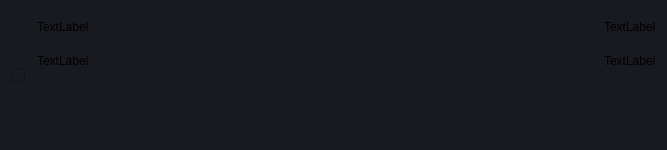
Qt form design/patent_interface.ui (leorrdi/patent_parser) before a commit.
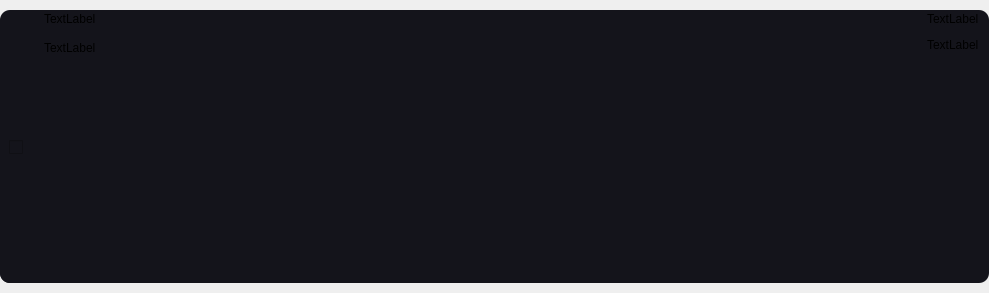
The same form after that commit.

The edit to the form file:
```diff
--- a/design/patent_interface.ui
+++ b/design/patent_interface.ui
@@ -6,48 +6,68 @@
    <rect>
     <x>0</x>
     <y>0</y>
-    <width>667</width>
-    <height>150</height>
+    <width>989</width>
+    <height>293</height>
    </rect>
   </property>
-  <property name="sizePolicy">
-   <sizepolicy hsizetype="Preferred" vsizetype="Preferred">
-    <horstretch>0</horstretch>
-    <verstretch>0</verstretch>
-   </sizepolicy>
-  </property>
-  <property name="minimumSize">
-   <size>
-    <width>0</width>
-    <height>0</height>
-   </size>
-  </property>
-  <property name="maximumSize">
-   <size>
-    <width>16777215</width>
-    <height>150</height>
-   </size>
-  </property>
-  <property name="font">
-   <font>
-    <italic>false</italic>
-    <underline>false</underline>
-   </font>
-  </property>
   <property name="windowTitle">
    <string>Form</string>
   </property>
-  <property name="styleSheet">
-   <string notr="true">background-color:rgb(25,26,31);
-border-radius:5px;</string>
-  </property>
   <layout class="QHBoxLayout" name="horizontalLayout">
-   <item alignment="Qt::AlignLeft|Qt::AlignVCenter">
+   <property name="spacing">
+    <number>0</number>
+   </property>
+   <property name="leftMargin">
+    <number>0</number>
+   </property>
+   <property name="topMargin">
+    <number>10</number>
+   </property>
+   <property name="rightMargin">
+    <number>0</number>
+   </property>
+   <property name="bottomMargin">
+    <number>10</number>
+   </property>
+   <item>
     <widget class="QFrame" name="frame">
-     <property name="font">
-      <font>
-       <italic>true</italic>
-      </font>
+     <property name="sizePolicy">
+      <sizepolicy hsizetype="Expanding" vsizetype="Expanding">
+       <horstretch>0</horstretch>
+       <verstretch>0</verstretch>
+      </sizepolicy>
+     </property>
+     <property name="styleSheet">
+      <string notr="true">background-color:rgb(20,20,27);
+border-radius:10px;
+</string>
+     </property>
+     <property name="frameShape">
+      <enum>QFrame::StyledPanel</enum>
+     </property>
+     <property name="frameShadow">
+      <enum>QFrame::Raised</enum>
+     </property>
+     <layout class="QHBoxLayout" name="horizontalLayout_2">
+      <property name="leftMargin">
+       <number>0</number>
+      </property>
+      <property name="topMargin">
+       <number>2</number>
+      </property>
+      <property name="rightMargin">
+       <number>10</number>
+      </property>
+      <property name="bottomMargin">
+       <number>0</number>
+      </property>
+      <item>
+       <widget class="QFrame" name="frame_4">
+        <property name="minimumSize">
+         <size>
+          <width>0</width>
+          <height>0</height>
+         </size>
      </property>
      <property name="frameShape">
       <enum>QFrame::StyledPanel</enum>
@@ -56,51 +76,11 @@
       <enum>QFrame::Raised</enum>
      </property>
      <layout class="QVBoxLayout" name="verticalLayout_3">
-      <property name="spacing">
-       <number>0</number>
-      </property>
-      <property name="leftMargin">
-       <number>0</number>
-      </property>
-      <property name="topMargin">
-       <number>0</number>
-      </property>
-      <property name="rightMargin">
-       <number>0</number>
-      </property>
-      <property name="bottomMargin">
-       <number>0</number>
-      </property>
       <item>
        <widget class="QCheckBox" name="checkBox">
-        <property name="sizePolicy">
-         <sizepolicy hsizetype="Fixed" vsizetype="Fixed">
-          <horstretch>0</horstretch>
-          <verstretch>0</verstretch>
-         </sizepolicy>
-        </property>
-        <property name="minimumSize">
-         <size>
-          <width>0</width>
-          <height>0</height>
-         </size>
-        </property>
-        <property name="font">
-         <font>
-          <pointsize>9</pointsize>
-          <italic>false</italic>
-          <underline>false</underline>
-         </font>
-        </property>
         <property name="text">
          <string/>
         </property>
-        <property name="iconSize">
-         <size>
-          <width>16</width>
-          <height>16</height>
-         </size>
-        </property>
        </widget>
       </item>
      </layout>
@@ -109,7 +89,7 @@
    <item alignment="Qt::AlignTop">
     <widget class="QFrame" name="frame_2">
      <property name="sizePolicy">
-      <sizepolicy hsizetype="Expanding" vsizetype="Preferred">
+         <sizepolicy hsizetype="Expanding" vsizetype="Expanding">
        <horstretch>0</horstretch>
        <verstretch>0</verstretch>
       </sizepolicy>
@@ -120,13 +100,16 @@
      <property name="frameShadow">
       <enum>QFrame::Raised</enum>
      </property>
-     <layout class="QVBoxLayout" name="verticalLayout_2">
+        <layout class="QVBoxLayout" name="verticalLayout">
       <property name="spacing">
-       <number>20</number>
+          <number>15</number>
       </property>
       <property name="leftMargin">
        <number>0</number>
       </property>
+         <property name="topMargin">
+          <number>0</number>
+         </property>
       <property name="rightMargin">
        <number>0</number>
       </property>
@@ -135,11 +118,6 @@
       </property>
       <item alignment="Qt::AlignTop">
        <widget class="QLabel" name="patentName_label">
-        <property name="font">
-         <font>
-          <bold>false</bold>
-         </font>
-        </property>
         <property name="text">
          <string>TextLabel</string>
         </property>
@@ -150,6 +128,12 @@
       </item>
       <item alignment="Qt::AlignTop">
        <widget class="QLabel" name="patentDescription_label">
+           <property name="sizePolicy">
+            <sizepolicy hsizetype="Expanding" vsizetype="Expanding">
+             <horstretch>0</horstretch>
+             <verstretch>0</verstretch>
+            </sizepolicy>
+           </property>
         <property name="text">
          <string>TextLabel</string>
         </property>
@@ -161,39 +145,57 @@
      </layout>
     </widget>
    </item>
-   <item alignment="Qt::AlignTop">
+      <item alignment="Qt::AlignRight|Qt::AlignTop">
     <widget class="QFrame" name="frame_3">
+        <property name="sizePolicy">
+         <sizepolicy hsizetype="Preferred" vsizetype="Expanding">
+          <horstretch>0</horstretch>
+          <verstretch>0</verstretch>
+         </sizepolicy>
+        </property>
      <property name="frameShape">
       <enum>QFrame::StyledPanel</enum>
      </property>
      <property name="frameShadow">
       <enum>QFrame::Raised</enum>
      </property>
-     <layout class="QVBoxLayout" name="verticalLayout">
+        <layout class="QVBoxLayout" name="verticalLayout_2">
       <property name="spacing">
-       <number>20</number>
+          <number>12</number>
       </property>
       <property name="leftMargin">
        <number>0</number>
       </property>
+         <property name="topMargin">
+          <number>0</number>
+         </property>
       <property name="rightMargin">
        <number>0</number>
       </property>
       <property name="bottomMargin">
        <number>0</number>
       </property>
-      <item alignment="Qt::AlignRight">
+         <item alignment="Qt::AlignTop">
        <widget class="QLabel" name="patentSource_label">
         <property name="text">
          <string>TextLabel</string>
         </property>
        </widget>
       </item>
-      <item alignment="Qt::AlignRight">
+         <item alignment="Qt::AlignTop">
        <widget class="QLabel" name="patentDate_label">
+           <property name="sizePolicy">
+            <sizepolicy hsizetype="Preferred" vsizetype="Expanding">
+             <horstretch>0</horstretch>
+             <verstretch>0</verstretch>
+            </sizepolicy>
+           </property>
         <property name="text">
          <string>TextLabel</string>
         </property>
+          </widget>
+         </item>
+        </layout>
        </widget>
       </item>
      </layout>
```
Left out of the diff: 7 changed lines with no effect on the pictures. Lines whose indentation alone changed are shown as unchanged.
